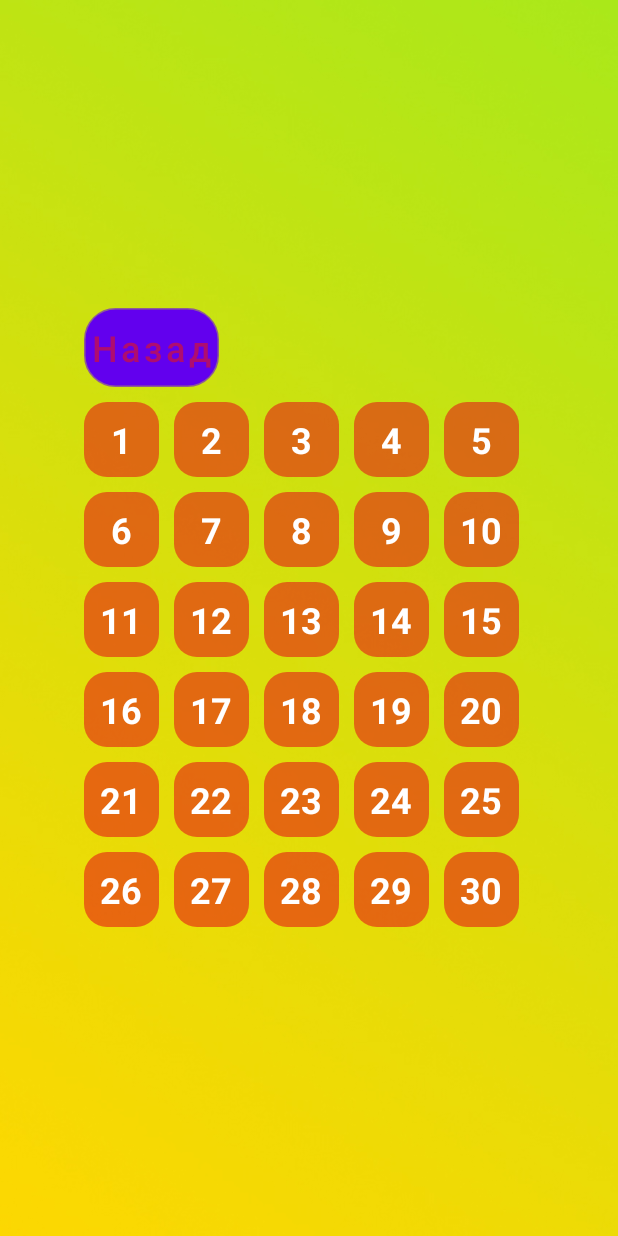
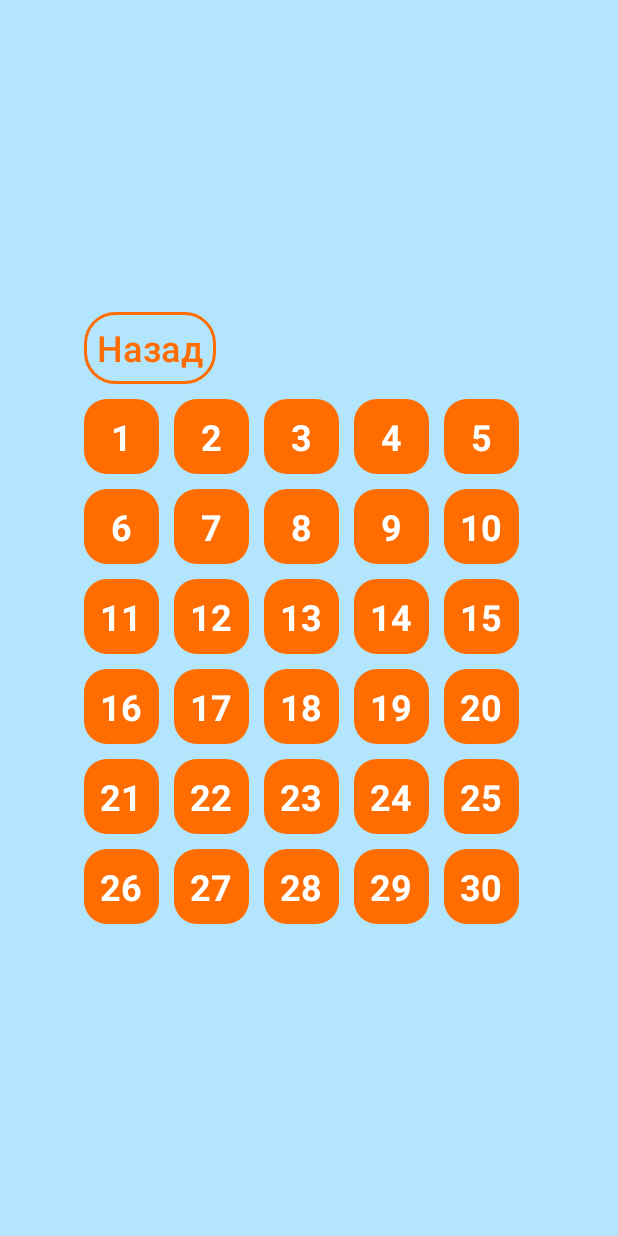
Before and after one commit to SkalinRoman/QuizForKids, an Android app: the screen it shows after launch (GameLevels), after a tap on "НАЧАТЬ", on a phone screen of 412 x 824 dp. Run offline under Robolectric (Android 15) with nearby library versions, the phone set to English and light mode, and no system bars.

Commit message:
Button back

```diff
--- a/app/src/main/java/ru/skalinroman/quizforkids/MainActivity.java
+++ b/app/src/main/java/ru/skalinroman/quizforkids/MainActivity.java
@@ -20,7 +20,7 @@ public class MainActivity extends AppCompatActivity {
 
         buttonStart.setOnClickListener(new View.OnClickListener() {
             @Override
-            public void onClick(View view) {
+            public void onClick(View v) {
                 try {
                     Intent intent = new Intent(MainActivity.this, GameLevels.class);
                     startActivity(intent);
--- a/app/src/main/res/drawable/style_button_orange95.xml
+++ b/app/src/main/res/drawable/style_button_orange95.xml
@@ -1,5 +1,5 @@
 <?xml version="1.0" encoding="utf-8"?>
 <shape xmlns:android="http://schemas.android.com/apk/res/android">
     <corners android:radius="15dp" />
-    <solid android:color="@color/orange95" />
+    <solid android:color="@color/orange" />
 </shape>
--- a/app/src/main/res/drawable/style_button_strocke_orange95.xml
+++ b/app/src/main/res/drawable/style_button_strocke_orange95.xml
@@ -2,6 +2,6 @@
 <shape xmlns:android="http://schemas.android.com/apk/res/android">
     <stroke
         android:width="2dp"
-        android:color="@color/orange95" />
+        android:color="@color/orange" />
     <corners android:radius="20dp" />
 </shape>
--- a/app/src/main/res/drawable/style_button_strocke_orange95_press.xml
+++ b/app/src/main/res/drawable/style_button_strocke_orange95_press.xml
@@ -2,7 +2,7 @@
 <shape xmlns:android="http://schemas.android.com/apk/res/android">
     <stroke
         android:width="2dp"
-        android:color="@color/orange95" />
+        android:color="@color/orange" />
     <corners android:radius="20dp" />
-    <solid android:color="@color/white" />
+    <solid android:color="@color/orange" />
 </shape>
--- a/app/src/main/res/layout/activity_main.xml
+++ b/app/src/main/res/layout/activity_main.xml
@@ -41,7 +41,7 @@
             android:paddingLeft="10dp"
             android:paddingRight="10dp"
             android:text="@string/start"
-            android:textColor="@color/orange95"
+            android:textColor="@color/orange"
             android:textSize="24sp" />
     </LinearLayout>
 </RelativeLayout>
--- a/app/src/main/res/layout/game_levels.xml
+++ b/app/src/main/res/layout/game_levels.xml
@@ -33,7 +33,7 @@
                 android:orientation="horizontal">
 
                 <Button
-                    android:id="@+id/button"
+                    android:id="@+id/button_back"
                     android:layout_width="wrap_content"
                     android:layout_height="wrap_content"
                     android:background="@drawable/button_stroke_orange95_press_while"
@@ -41,7 +41,7 @@
                     android:paddingRight="5dp"
                     android:text="@string/back"
                     android:textAllCaps="false"
-                    android:textColor="@color/orange95"
+                    android:textColor="@color/orange"
                     android:textSize="24sp" />
             </LinearLayout>
 
--- a/app/src/main/res/values/colors.xml
+++ b/app/src/main/res/values/colors.xml
@@ -7,6 +7,6 @@
     <color name="teal_700">#FF018786</color>
     <color name="black">#FF000000</color>
     <color name="white">#FFFFFFFF</color>
-    <color name="orange95">#95E61717</color>
-    <color name="orange60">#60E61717</color>
+    <color name="orange">#FF6D00</color>
+    <color name="orange60">#60FF6D00</color>
 </resources>
--- a/app/src/main/res/values/themes.xml
+++ b/app/src/main/res/values/themes.xml
@@ -1,6 +1,6 @@
 <resources xmlns:tools="http://schemas.android.com/tools">
     <!-- Base application theme. -->
-    <style name="Theme.QuizForKids" parent="Theme.MaterialComponents.DayNight.NoActionBar">
+    <style name="Theme.QuizForKids" parent="Theme.AppCompat.DayNight.NoActionBar">
         <!-- Primary brand color. -->
         <item name="colorPrimary">@color/purple_500</item>
         <item name="colorPrimaryVariant">@color/purple_700</item>
```
Also changed, not shown: app/src/main/java/ru/skalinroman/quizforkids/GameLevels.java (+28 -0 lines), app/src/main/res/drawable/main_background.jpg.
